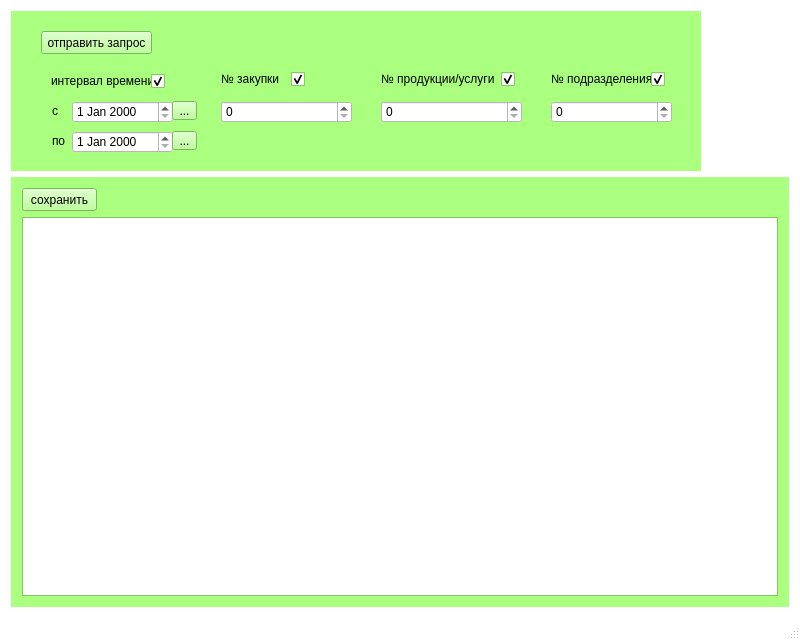
Old version of the form PAOProj/mainwindow.ui in the repository oprosbox/toSber.
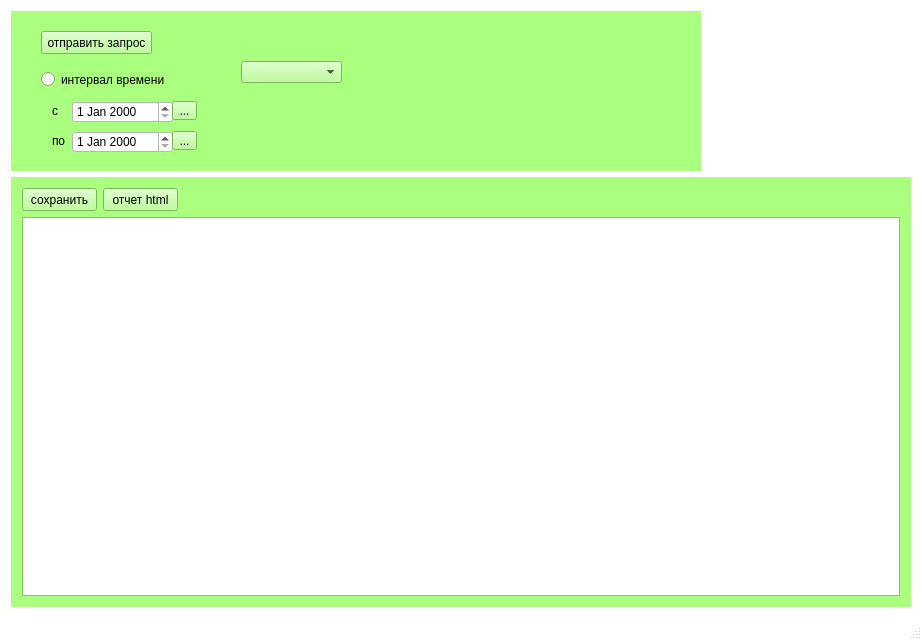
New version of the form.

The edit to the form file:
```diff
--- a/PAOProj/mainwindow.ui
+++ b/PAOProj/mainwindow.ui
@@ -6,7 +6,7 @@
    <rect>
     <x>0</x>
     <y>0</y>
-    <width>800</width>
+    <width>922</width>
     <height>640</height>
    </rect>
   </property>
@@ -959,162 +959,27 @@
         <string>...</string>
        </property>
       </widget>
-      <widget class="QLabel" name="label_3">
+      <widget class="QRadioButton" name="radioButton_4">
        <property name="geometry">
         <rect>
-         <x>40</x>
+         <x>30</x>
          <y>60</y>
-         <width>101</width>
-         <height>20</height>
+         <width>151</width>
+         <height>17</height>
         </rect>
        </property>
        <property name="text">
         <string>интервал времени</string>
        </property>
       </widget>
-      <widget class="QLabel" name="label_4">
+      <widget class="QComboBox" name="comboBox">
        <property name="geometry">
         <rect>
-         <x>210</x>
-         <y>60</y>
-         <width>71</width>
-         <height>16</height>
-        </rect>
-       </property>
-       <property name="text">
-        <string>№ закупки</string>
-       </property>
-      </widget>
-      <widget class="QLabel" name="label_5">
-       <property name="geometry">
-        <rect>
-         <x>370</x>
-         <y>60</y>
-         <width>121</width>
-         <height>16</height>
-        </rect>
-       </property>
-       <property name="text">
-        <string>№ продукции/услуги</string>
-       </property>
-      </widget>
-      <widget class="QSpinBox" name="spinBox">
-       <property name="geometry">
-        <rect>
-         <x>210</x>
-         <y>90</y>
-         <width>131</width>
-         <height>22</height>
-        </rect>
-       </property>
-       <property name="styleSheet">
-        <string notr="true">background-color:rgb(255, 255, 255)</string>
-       </property>
-      </widget>
-      <widget class="QSpinBox" name="spinBox_2">
-       <property name="geometry">
-        <rect>
-         <x>370</x>
-         <y>90</y>
-         <width>141</width>
-         <height>22</height>
-        </rect>
-       </property>
-       <property name="styleSheet">
-        <string notr="true">background-color:rgb(255, 255, 255)</string>
-       </property>
-      </widget>
-      <widget class="QLabel" name="label_6">
-       <property name="geometry">
-        <rect>
-         <x>540</x>
-         <y>60</y>
+         <x>230</x>
+         <y>50</y>
          <width>101</width>
-         <height>16</height>
-        </rect>
-       </property>
-       <property name="text">
-        <string>№ подразделения</string>
-       </property>
-      </widget>
-      <widget class="QSpinBox" name="spinBox_3">
-       <property name="geometry">
-        <rect>
-         <x>540</x>
-         <y>90</y>
-         <width>121</width>
          <height>22</height>
         </rect>
-       </property>
-       <property name="autoFillBackground">
-        <bool>false</bool>
-       </property>
-       <property name="styleSheet">
-        <string notr="true">background-color:rgb(255, 255, 255)</string>
-       </property>
-      </widget>
-      <widget class="QCheckBox" name="checkBox">
-       <property name="geometry">
-        <rect>
-         <x>140</x>
-         <y>60</y>
-         <width>21</width>
-         <height>20</height>
-        </rect>
-       </property>
-       <property name="text">
-        <string/>
-       </property>
-       <property name="checked">
-        <bool>true</bool>
-       </property>
-      </widget>
-      <widget class="QCheckBox" name="checkBox_2">
-       <property name="geometry">
-        <rect>
-         <x>280</x>
-         <y>60</y>
-         <width>21</width>
-         <height>17</height>
-        </rect>
-       </property>
-       <property name="text">
-        <string/>
-       </property>
-       <property name="checked">
-        <bool>true</bool>
-       </property>
-      </widget>
-      <widget class="QCheckBox" name="checkBox_3">
-       <property name="geometry">
-        <rect>
-         <x>490</x>
-         <y>60</y>
-         <width>21</width>
-         <height>17</height>
-        </rect>
-       </property>
-       <property name="text">
-        <string/>
-       </property>
-       <property name="checked">
-        <bool>true</bool>
-       </property>
-      </widget>
-      <widget class="QCheckBox" name="checkBox_4">
-       <property name="geometry">
-        <rect>
-         <x>640</x>
-         <y>60</y>
-         <width>21</width>
-         <height>17</height>
-        </rect>
-       </property>
-       <property name="text">
-        <string/>
-       </property>
-       <property name="checked">
-        <bool>true</bool>
        </property>
       </widget>
      </widget>
@@ -1543,6 +1408,9 @@
        <bool>true</bool>
       </property>
       <layout class="QGridLayout" name="gridLayout_2">
+       <item row="2" column="0" colspan="3">
+        <widget class="QTableWidget" name="tableWidget"/>
+       </item>
        <item row="0" column="0">
         <widget class="QPushButton" name="pushButton_2">
          <property name="minimumSize">
@@ -1562,8 +1430,18 @@
          </property>
         </widget>
        </item>
-       <item row="1" column="0">
-        <widget class="QTableView" name="tableView"/>
+       <item row="0" column="1">
+        <widget class="QPushButton" name="pushButton_3">
+         <property name="maximumSize">
+          <size>
+           <width>75</width>
+           <height>23</height>
+          </size>
+         </property>
+         <property name="text">
+          <string>отчет html</string>
+         </property>
+        </widget>
        </item>
       </layout>
      </widget>
```
